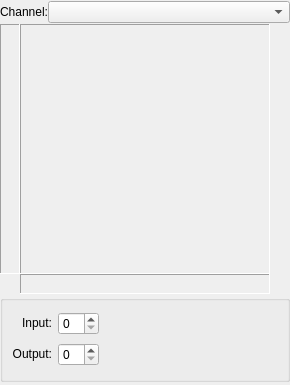
KDE/krita, file krita/plugins/filters/colorsfilters/wdg_perchannel.ui: the form before one commit.
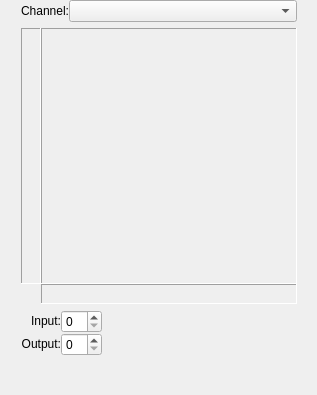
The form after the commit. Custom widgets are drawn as their Qt base class.

Commit message:
Clean up the layout of the filter settings pages
Patch by Ghevan
CCMAIL:ghevan@gmail.com

Diff of the .ui file:
```diff
--- a/krita/plugins/filters/colorsfilters/wdg_perchannel.ui
+++ b/krita/plugins/filters/colorsfilters/wdg_perchannel.ui
@@ -6,68 +6,43 @@
    <rect>
     <x>0</x>
     <y>0</y>
-    <width>290</width>
-    <height>385</height>
+    <width>317</width>
+    <height>395</height>
    </rect>
   </property>
   <property name="windowTitle">
    <string>BrightnessCon</string>
   </property>
-  <layout class="QVBoxLayout" name="verticalLayout_2">
-   <property name="spacing">
+  <layout class="QGridLayout" name="gridLayout_2">
+   <property name="horizontalSpacing">
     <number>0</number>
    </property>
-   <property name="leftMargin">
-    <number>0</number>
+   <property name="verticalSpacing">
+    <number>6</number>
    </property>
-   <property name="topMargin">
+   <property name="margin">
     <number>0</number>
    </property>
-   <property name="rightMargin">
-    <number>0</number>
-   </property>
-   <property name="bottomMargin">
-    <number>0</number>
-   </property>
-   <item>
-    <layout class="QHBoxLayout">
-     <property name="leftMargin">
-      <number>0</number>
+   <item row="3" column="1" colspan="2">
+    <spacer name="verticalSpacer">
+     <property name="orientation">
+      <enum>Qt::Vertical</enum>
      </property>
-     <property name="topMargin">
-      <number>0</number>
+     <property name="sizeType">
+      <enum>QSizePolicy::MinimumExpanding</enum>
      </property>
-     <property name="rightMargin">
-      <number>0</number>
+     <property name="sizeHint" stdset="0">
+      <size>
+       <width>9</width>
+       <height>9</height>
+      </size>
      </property>
-     <property name="bottomMargin">
-      <number>0</number>
-     </property>
-     <item>
-      <widget class="QLabel" name="textLabel1">
-       <property name="sizePolicy">
-        <sizepolicy hsizetype="Maximum" vsizetype="Fixed">
-         <horstretch>0</horstretch>
-         <verstretch>0</verstretch>
-        </sizepolicy>
-       </property>
-       <property name="text">
-        <string>Channel:</string>
-       </property>
-       <property name="alignment">
-        <set>Qt::AlignRight|Qt::AlignTrailing|Qt::AlignVCenter</set>
-       </property>
-      </widget>
-     </item>
-     <item>
-      <widget class="QComboBox" name="cmbChannel"/>
-     </item>
-    </layout>
+    </spacer>
    </item>
-   <item>
+   <item row="1" column="1" colspan="2">
     <layout class="QGridLayout">
      <property name="sizeConstraint">
-      <enum>QLayout::SetFixedSize</enum>
+      <enum>QLayout::SetDefaultConstraint</enum>
      </property>
      <property name="leftMargin">
       <number>0</number>
@@ -84,37 +59,6 @@
      <property name="spacing">
       <number>0</number>
      </property>
-     <item row="1" column="1">
-      <widget class="QLabel" name="hgradient">
-       <property name="sizePolicy">
-        <sizepolicy hsizetype="Fixed" vsizetype="Fixed">
-         <horstretch>0</horstretch>
-         <verstretch>0</verstretch>
-        </sizepolicy>
-       </property>
-       <property name="minimumSize">
-        <size>
-         <width>250</width>
-         <height>20</height>
-        </size>
-       </property>
-       <property name="maximumSize">
-        <size>
-         <width>32767</width>
-         <height>20</height>
-        </size>
-       </property>
-       <property name="frameShape">
-        <enum>QFrame::Panel</enum>
-       </property>
-       <property name="frameShadow">
-        <enum>QFrame::Sunken</enum>
-       </property>
-       <property name="scaledContents">
-        <bool>true</bool>
-       </property>
-      </widget>
-     </item>
      <item row="0" column="1">
       <widget class="QFrame" name="frame3">
        <property name="sizePolicy">
@@ -125,14 +69,14 @@
        </property>
        <property name="minimumSize">
         <size>
-         <width>250</width>
-         <height>250</height>
+         <width>256</width>
+         <height>256</height>
         </size>
        </property>
        <property name="maximumSize">
         <size>
-         <width>250</width>
-         <height>250</height>
+         <width>256</width>
+         <height>256</height>
         </size>
        </property>
        <property name="frameShape">
@@ -167,14 +111,14 @@
           </property>
           <property name="minimumSize">
            <size>
-            <width>250</width>
-            <height>250</height>
+            <width>256</width>
+            <height>256</height>
            </size>
           </property>
           <property name="maximumSize">
            <size>
-            <width>250</width>
-            <height>250</height>
+            <width>256</width>
+            <height>256</height>
            </size>
           </property>
          </widget>
@@ -182,6 +126,37 @@
        </layout>
       </widget>
      </item>
+     <item row="1" column="1">
+      <widget class="QLabel" name="hgradient">
+       <property name="sizePolicy">
+        <sizepolicy hsizetype="Fixed" vsizetype="Fixed">
+         <horstretch>0</horstretch>
+         <verstretch>0</verstretch>
+        </sizepolicy>
+       </property>
+       <property name="minimumSize">
+        <size>
+         <width>256</width>
+         <height>20</height>
+        </size>
+       </property>
+       <property name="maximumSize">
+        <size>
+         <width>256</width>
+         <height>20</height>
+        </size>
+       </property>
+       <property name="frameShape">
+        <enum>QFrame::Panel</enum>
+       </property>
+       <property name="frameShadow">
+        <enum>QFrame::Sunken</enum>
+       </property>
+       <property name="scaledContents">
+        <bool>true</bool>
+       </property>
+      </widget>
+     </item>
      <item row="0" column="0">
       <widget class="QLabel" name="vgradient">
        <property name="sizePolicy">
@@ -193,13 +168,13 @@
        <property name="minimumSize">
         <size>
          <width>20</width>
-         <height>250</height>
+         <height>256</height>
         </size>
        </property>
        <property name="maximumSize">
         <size>
          <width>20</width>
-         <height>32767</height>
+         <height>256</height>
         </size>
        </property>
        <property name="frameShape">
@@ -213,118 +188,134 @@
        </property>
       </widget>
      </item>
-     <item row="0" column="2">
-      <spacer name="horizontalSpacer_3">
+    </layout>
+   </item>
+   <item row="0" column="1" colspan="2">
+    <layout class="QHBoxLayout">
+     <property name="margin">
+      <number>0</number>
+     </property>
+     <item>
+      <widget class="QLabel" name="textLabel1">
+       <property name="sizePolicy">
+        <sizepolicy hsizetype="Maximum" vsizetype="Fixed">
+         <horstretch>0</horstretch>
+         <verstretch>0</verstretch>
+        </sizepolicy>
+       </property>
+       <property name="text">
+        <string>Channel:</string>
+       </property>
+       <property name="alignment">
+        <set>Qt::AlignRight|Qt::AlignTrailing|Qt::AlignVCenter</set>
+       </property>
+      </widget>
+     </item>
+     <item>
+      <widget class="QComboBox" name="cmbChannel"/>
+     </item>
+    </layout>
+   </item>
+   <item row="1" column="0">
+    <spacer name="horizontalSpacer">
+     <property name="orientation">
+      <enum>Qt::Horizontal</enum>
+     </property>
+     <property name="sizeHint" stdset="0">
+      <size>
+       <width>1</width>
+       <height>20</height>
+      </size>
+     </property>
+    </spacer>
+   </item>
+   <item row="2" column="1" colspan="2">
+    <layout class="QGridLayout" name="gridLayout">
+     <item row="2" column="1">
+      <widget class="QSpinBox" name="intOut">
+       <property name="sizePolicy">
+        <sizepolicy hsizetype="Minimum" vsizetype="Fixed">
+         <horstretch>0</horstretch>
+         <verstretch>0</verstretch>
+        </sizepolicy>
+       </property>
+      </widget>
+     </item>
+     <item row="2" column="2">
+      <spacer name="horizontalSpacer_2">
+       <property name="sizePolicy">
+        <sizepolicy hsizetype="MinimumExpanding" vsizetype="Minimum">
+         <horstretch>0</horstretch>
+         <verstretch>0</verstretch>
+        </sizepolicy>
+       </property>
        <property name="orientation">
         <enum>Qt::Horizontal</enum>
        </property>
        <property name="sizeHint" stdset="0">
         <size>
-         <width>40</width>
+         <width>20</width>
          <height>20</height>
         </size>
        </property>
       </spacer>
      </item>
+     <item row="2" column="0">
+      <widget class="QLabel" name="labelOut">
+       <property name="sizePolicy">
+        <sizepolicy hsizetype="Preferred" vsizetype="Fixed">
+         <horstretch>0</horstretch>
+         <verstretch>0</verstretch>
+        </sizepolicy>
+       </property>
+       <property name="text">
+        <string>Output:</string>
+       </property>
+       <property name="alignment">
+        <set>Qt::AlignRight|Qt::AlignTrailing|Qt::AlignVCenter</set>
+       </property>
+      </widget>
+     </item>
+     <item row="0" column="1">
+      <widget class="QSpinBox" name="intIn">
+       <property name="sizePolicy">
+        <sizepolicy hsizetype="Minimum" vsizetype="Fixed">
+         <horstretch>0</horstretch>
+         <verstretch>0</verstretch>
+        </sizepolicy>
+       </property>
+      </widget>
+     </item>
+     <item row="0" column="0">
+      <widget class="QLabel" name="labelIn">
+       <property name="sizePolicy">
+        <sizepolicy hsizetype="Preferred" vsizetype="Fixed">
+         <horstretch>0</horstretch>
+         <verstretch>0</verstretch>
+        </sizepolicy>
+       </property>
+       <property name="text">
+        <string>Input:</string>
+       </property>
+       <property name="alignment">
+        <set>Qt::AlignRight|Qt::AlignTrailing|Qt::AlignVCenter</set>
+       </property>
+      </widget>
+     </item>
     </layout>
    </item>
-   <item>
-    <widget class="QGroupBox" name="groupInOut">
-     <property name="sizePolicy">
-      <sizepolicy hsizetype="Preferred" vsizetype="Fixed">
-       <horstretch>0</horstretch>
-       <verstretch>0</verstretch>
-      </sizepolicy>
+   <item row="1" column="3">
+    <spacer name="horizontalSpacer_3">
+     <property name="orientation">
+      <enum>Qt::Horizontal</enum>
      </property>
-     <property name="minimumSize">
+     <property name="sizeHint" stdset="0">
       <size>
-       <width>0</width>
-       <height>87</height>
+       <width>1</width>
+       <height>20</height>
       </size>
      </property>
-     <property name="title">
-      <string/>
-     </property>
-     <property name="flat">
-      <bool>true</bool>
-     </property>
-     <layout class="QGridLayout">
-      <item row="0" column="0">
-       <widget class="QLabel" name="labelIn">
-        <property name="sizePolicy">
-         <sizepolicy hsizetype="Preferred" vsizetype="Fixed">
-          <horstretch>0</horstretch>
-          <verstretch>0</verstretch>
-         </sizepolicy>
-        </property>
-        <property name="text">
-         <string>Input:</string>
-        </property>
-        <property name="alignment">
-         <set>Qt::AlignRight|Qt::AlignTrailing|Qt::AlignVCenter</set>
-        </property>
-       </widget>
-      </item>
-      <item row="0" column="1">
-       <widget class="QSpinBox" name="intIn">
-        <property name="sizePolicy">
-         <sizepolicy hsizetype="Minimum" vsizetype="Fixed">
-          <horstretch>0</horstretch>
-          <verstretch>0</verstretch>
-         </sizepolicy>
-        </property>
-       </widget>
-      </item>
-      <item row="1" column="0">
-       <widget class="QLabel" name="labelOut">
-        <property name="sizePolicy">
-         <sizepolicy hsizetype="Preferred" vsizetype="Fixed">
-          <horstretch>0</horstretch>
-          <verstretch>0</verstretch>
-         </sizepolicy>
-        </property>
-        <property name="text">
-         <string>Output:</string>
-        </property>
-        <property name="alignment">
-         <set>Qt::AlignRight|Qt::AlignTrailing|Qt::AlignVCenter</set>
-        </property>
-       </widget>
-      </item>
-      <item row="1" column="1">
-       <widget class="QSpinBox" name="intOut">
-        <property name="sizePolicy">
-         <sizepolicy hsizetype="Minimum" vsizetype="Fixed">
-          <horstretch>0</horstretch>
-          <verstretch>0</verstretch>
-         </sizepolicy>
-        </property>
-       </widget>
-      </item>
-      <item row="1" column="2">
-       <spacer name="horizontalSpacer_2">
-        <property name="sizePolicy">
-         <sizepolicy hsizetype="MinimumExpanding" vsizetype="Minimum">
-          <horstretch>0</horstretch>
-          <verstretch>0</verstretch>
-         </sizepolicy>
-        </property>
-        <property name="orientation">
-         <enum>Qt::Horizontal</enum>
-        </property>
-        <property name="sizeType">
-         <enum>QSizePolicy::MinimumExpanding</enum>
-        </property>
-        <property name="sizeHint" stdset="0">
-         <size>
-          <width>20</width>
-          <height>20</height>
-         </size>
-        </property>
-       </spacer>
-      </item>
-     </layout>
-    </widget>
+    </spacer>
    </item>
   </layout>
  </widget>
```
Left out of the diff: 30 changed lines with no effect on the pictures. The commit also changes 27 other files.
